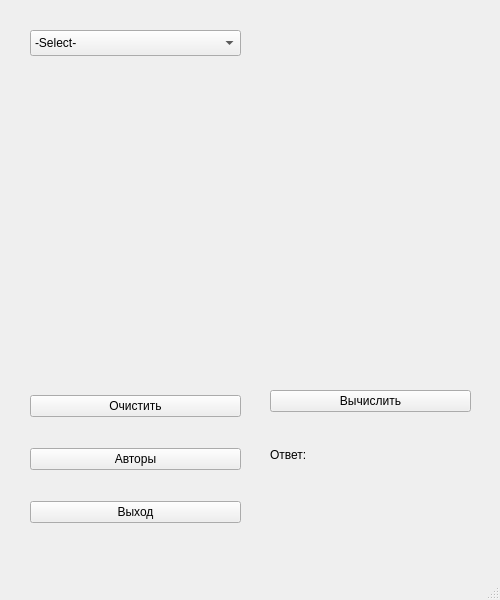
First picture: the form in Lab01/FiguresCalculator/mainwindow.ui, repository PorterCat/QTLabs, before the edit.
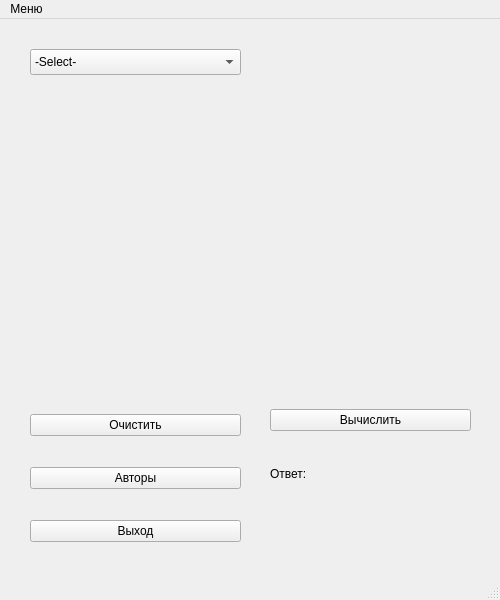
Second picture: the form after the edit.

Commit message: Update lab01 - is completed

What changed in the file:
```diff
--- a/Lab01/FiguresCalculator/mainwindow.ui
+++ b/Lab01/FiguresCalculator/mainwindow.ui
@@ -194,6 +194,15 @@
      <height>23</height>
     </rect>
    </property>
+   <widget class="QMenu" name="menu">
+    <property name="title">
+     <string>Меню</string>
+    </property>
+    <addaction name="action"/>
+    <addaction name="action_2"/>
+    <addaction name="action_3"/>
+   </widget>
+   <addaction name="menu"/>
   </widget>
   <widget class="QStatusBar" name="statusbar"/>
  </widget>
```
Left out of the diff: 15 changed lines with no effect on the pictures. The commit also changes 2 other files.
